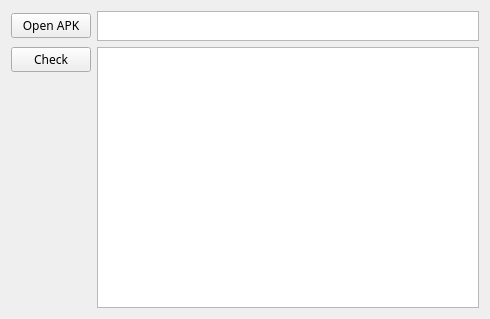
First picture: the form in ui/appchecker_window.ui, repository liyansong2018/ReverseWidget, before the edit.
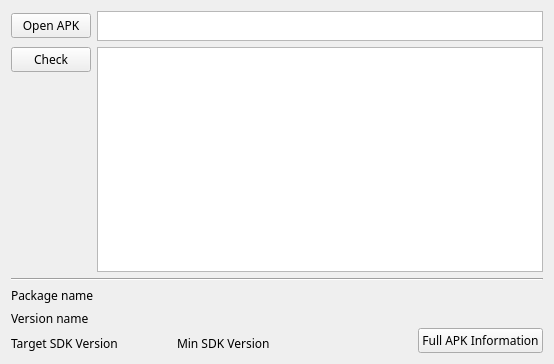
Second picture: the form after the edit. Icons and pictures are not drawn.

Commit message: Add more information for app checker

```diff
--- a/ui/appchecker_window.ui
+++ b/ui/appchecker_window.ui
@@ -6,10 +6,15 @@
    <rect>
     <x>0</x>
     <y>0</y>
-    <width>490</width>
-    <height>319</height>
+    <width>554</width>
+    <height>364</height>
    </rect>
   </property>
+  <property name="font">
+   <font>
+    <family>微软雅黑</family>
+   </font>
+  </property>
   <property name="windowTitle">
    <string>APK Checker</string>
   </property>
@@ -79,6 +84,31 @@
        </item>
       </layout>
      </item>
+     <item row="1" column="1">
+      <widget class="QTextBrowser" name="textBrowser">
+       <property name="font">
+        <font>
+         <family>微软雅黑</family>
+        </font>
+       </property>
+       <property name="markdown">
+        <string/>
+       </property>
+       <property name="html">
+        <string>&lt;!DOCTYPE HTML PUBLIC &quot;-//W3C//DTD HTML 4.0//EN&quot; &quot;http://www.w3.org/TR/REC-html40/strict.dtd&quot;&gt;
+&lt;html&gt;&lt;head&gt;&lt;meta name=&quot;qrichtext&quot; content=&quot;1&quot; /&gt;&lt;style type=&quot;text/css&quot;&gt;
+p, li { white-space: pre-wrap; }
+&lt;/style&gt;&lt;/head&gt;&lt;body style=&quot; font-family:'微软雅黑','微软雅黑'; font-size:9.07563pt; font-weight:400; font-style:normal;&quot;&gt;
+&lt;p style=&quot;-qt-paragraph-type:empty; margin-top:0px; margin-bottom:0px; margin-left:0px; margin-right:0px; -qt-block-indent:0; text-indent:0px; font-family:'微软雅黑'; font-size:9.07563pt;&quot;&gt;&lt;br /&gt;&lt;/p&gt;&lt;/body&gt;&lt;/html&gt;</string>
+       </property>
+       <property name="overwriteMode">
+        <bool>false</bool>
+       </property>
+       <property name="openExternalLinks">
+        <bool>true</bool>
+       </property>
+      </widget>
+     </item>
      <item row="0" column="0">
       <layout class="QVBoxLayout" name="verticalLayout_3">
        <item>
@@ -94,6 +124,227 @@
         </widget>
        </item>
       </layout>
+     </item>
+     <item row="0" column="1">
+      <widget class="QTextEdit" name="textEdit">
+       <property name="maximumSize">
+        <size>
+         <width>16777215</width>
+         <height>30</height>
+        </size>
+       </property>
+       <property name="font">
+        <font>
+         <family>微软雅黑</family>
+        </font>
+       </property>
+       <property name="html">
+        <string>&lt;!DOCTYPE HTML PUBLIC &quot;-//W3C//DTD HTML 4.0//EN&quot; &quot;http://www.w3.org/TR/REC-html40/strict.dtd&quot;&gt;
+&lt;html&gt;&lt;head&gt;&lt;meta name=&quot;qrichtext&quot; content=&quot;1&quot; /&gt;&lt;style type=&quot;text/css&quot;&gt;
+p, li { white-space: pre-wrap; }
+&lt;/style&gt;&lt;/head&gt;&lt;body style=&quot; font-family:'微软雅黑','微软雅黑'; font-size:9.07563pt; font-weight:400; font-style:normal;&quot;&gt;
+&lt;p style=&quot;-qt-paragraph-type:empty; margin-top:0px; margin-bottom:0px; margin-left:0px; margin-right:0px; -qt-block-indent:0; text-indent:0px; font-size:9.07563pt;&quot;&gt;&lt;br /&gt;&lt;/p&gt;&lt;/body&gt;&lt;/html&gt;</string>
+       </property>
+      </widget>
+     </item>
+    </layout>
+   </item>
+   <item row="1" column="0">
+    <widget class="Line" name="line">
+     <property name="orientation">
+      <enum>Qt::Horizontal</enum>
+     </property>
+    </widget>
+   </item>
+   <item row="2" column="0">
+    <layout class="QGridLayout" name="gridLayout_5">
+     <item row="1" column="0">
+      <layout class="QGridLayout" name="gridLayout_7">
+       <item row="0" column="0">
+        <layout class="QGridLayout" name="gridLayout_9">
+         <item row="0" column="1">
+          <widget class="QLabel" name="labelSDKVersion">
+           <property name="text">
+            <string/>
+           </property>
+           <property name="textInteractionFlags">
+            <set>Qt::LinksAccessibleByMouse|Qt::TextSelectableByMouse</set>
+           </property>
+          </widget>
+         </item>
+         <item row="0" column="0">
+          <widget class="QLabel" name="label_4">
+           <property name="text">
+            <string>Target SDK Version</string>
+           </property>
+          </widget>
+         </item>
+         <item row="0" column="2">
+          <spacer name="horizontalSpacer_2">
+           <property name="orientation">
+            <enum>Qt::Horizontal</enum>
+           </property>
+           <property name="sizeHint" stdset="0">
+            <size>
+             <width>40</width>
+             <height>20</height>
+            </size>
+           </property>
+          </spacer>
+         </item>
+        </layout>
+       </item>
+       <item row="0" column="1">
+        <layout class="QGridLayout" name="gridLayout_8">
+         <item row="0" column="0">
+          <widget class="QLabel" name="label_3">
+           <property name="text">
+            <string>Min SDK Version</string>
+           </property>
+          </widget>
+         </item>
+         <item row="0" column="1">
+          <widget class="QLabel" name="labelMiniSDKVersion">
+           <property name="text">
+            <string/>
+           </property>
+           <property name="textInteractionFlags">
+            <set>Qt::LinksAccessibleByMouse|Qt::TextSelectableByMouse</set>
+           </property>
+          </widget>
+         </item>
+        </layout>
+       </item>
+      </layout>
+     </item>
+     <item row="0" column="0">
+      <layout class="QGridLayout" name="gridLayout_6">
+       <item row="1" column="0">
+        <widget class="QLabel" name="label_2">
+         <property name="text">
+          <string>Version name</string>
+         </property>
+        </widget>
+       </item>
+       <item row="0" column="0">
+        <widget class="QLabel" name="label">
+         <property name="mouseTracking">
+          <bool>false</bool>
+         </property>
+         <property name="text">
+          <string>Package name</string>
+         </property>
+         <property name="textInteractionFlags">
+          <set>Qt::LinksAccessibleByMouse</set>
+         </property>
+        </widget>
+       </item>
+       <item row="0" column="1">
+        <widget class="QLabel" name="labelPackage">
+         <property name="text">
+          <string/>
+         </property>
+         <property name="textInteractionFlags">
+          <set>Qt::LinksAccessibleByMouse|Qt::TextSelectableByMouse</set>
+         </property>
+        </widget>
+       </item>
+       <item row="1" column="1">
+        <widget class="QLabel" name="labelVersion">
+         <property name="text">
+          <string/>
+         </property>
+         <property name="textInteractionFlags">
+          <set>Qt::LinksAccessibleByMouse|Qt::TextSelectableByMouse</set>
+         </property>
+        </widget>
+       </item>
+      </layout>
+     </item>
+     <item row="0" column="2" rowspan="2">
+      <layout class="QVBoxLayout" name="verticalLayout">
+       <item>
+        <layout class="QHBoxLayout" name="horizontalLayout_2">
+         <item>
+          <widget class="QLabel" name="labelGoogle">
+           <property name="maximumSize">
+            <size>
+             <width>40</width>
+             <height>40</height>
+            </size>
+           </property>
+           <property name="text">
+            <string/>
+           </property>
+           <property name="pixmap">
+            <pixmap>resources/pictures/google-play.png</pixmap>
+           </property>
+           <property name="scaledContents">
+            <bool>true</bool>
+           </property>
+          </widget>
+         </item>
+         <item>
+          <widget class="QLabel" name="labelApkpure">
+           <property name="maximumSize">
+            <size>
+             <width>40</width>
+             <height>40</height>
+            </size>
+           </property>
+           <property name="text">
+            <string/>
+           </property>
+           <property name="pixmap">
+            <pixmap>resources/pictures/apkpure.png</pixmap>
+           </property>
+           <property name="scaledContents">
+            <bool>true</bool>
+           </property>
+          </widget>
+         </item>
+         <item>
+          <widget class="QLabel" name="labelCombo">
+           <property name="maximumSize">
+            <size>
+             <width>40</width>
+             <height>40</height>
+            </size>
+           </property>
+           <property name="text">
+            <string/>
+           </property>
+           <property name="pixmap">
+            <pixmap>resources/pictures/apkcombo.png</pixmap>
+           </property>
+           <property name="scaledContents">
+            <bool>true</bool>
+           </property>
+          </widget>
+         </item>
+        </layout>
+       </item>
+       <item>
+        <widget class="QPushButton" name="fullInfoButton">
+         <property name="text">
+          <string>Full APK Information</string>
+         </property>
+        </widget>
+       </item>
+      </layout>
+     </item>
+     <item row="1" column="1">
+      <spacer name="horizontalSpacer">
+       <property name="orientation">
+        <enum>Qt::Horizontal</enum>
+       </property>
+       <property name="sizeHint" stdset="0">
+        <size>
+         <width>40</width>
+         <height>20</height>
+        </size>
+       </property>
+      </spacer>
      </item>
     </layout>
    </item>
```
Left out of the diff: 27 changed lines with no effect on the pictures. The commit also changes 75 other files.
